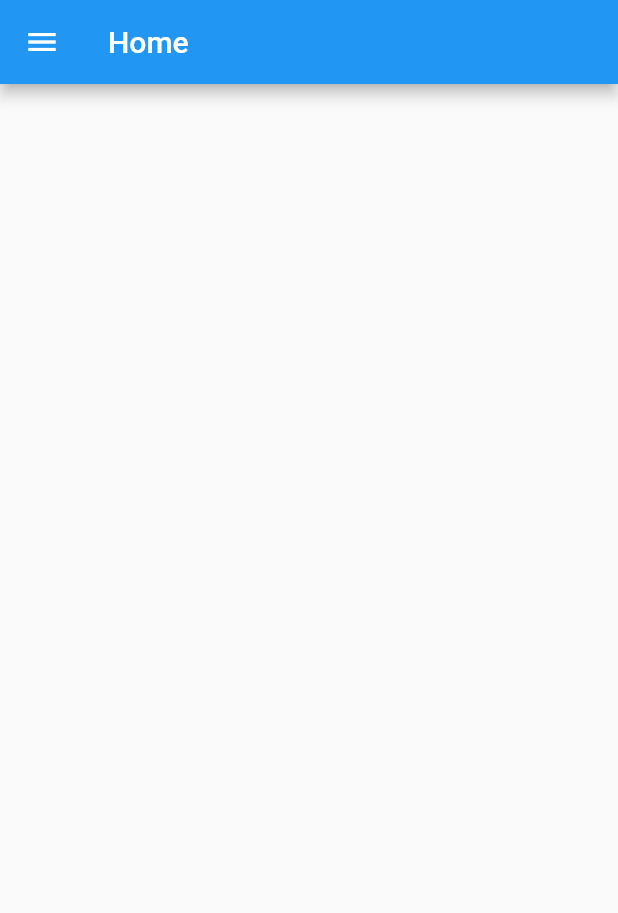
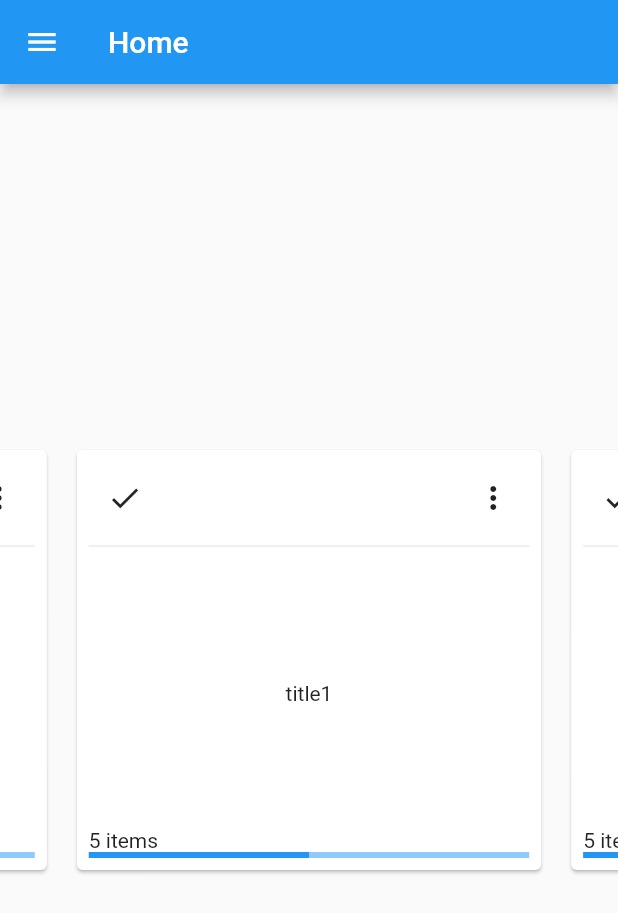
Before and after one commit to levint55/playground, a Flutter app: the screen it shows once a user with an empty profile is signed in, on a phone screen of 412 x 824 dp. Shown: the top 913 px of the screen. Run offline on Flutter 3.47's test engine with Material 2 defaults, Android fonts, the phone set to English and light mode, and no system bars; drawn by our look-alikes of carousel_slider; our stand-ins replace firebase_auth, firebase_core; accounts and stored records are empty.

Commit message:
Setup models and dummy data

```diff
--- /dev/null
+++ b/lib/dummy_data.dart
@@ -0,0 +1,16 @@
+import 'package:playground/providers/todo.dart';
+import 'package:playground/providers/todoList.dart';
+
+var data = [
+  Todo('1', DateTime.now().toIso8601String(), '1', 'Text1'),
+  Todo('2', DateTime.now().toIso8601String(), '2', 'Text2'),
+  Todo('3', DateTime.now().toIso8601String(), '3', 'Text3'),
+  Todo('4', DateTime.now().toIso8601String(), '4', 'Text4'),
+  Todo('5', DateTime.now().toIso8601String(), '5', 'Text5'),
+];
+
+var dummy_data = [
+  TodoList('1', 'title1', data),
+  TodoList('2', 'title2', data),
+  TodoList('3', 'title3', data)
+];
--- a/lib/main.dart
+++ b/lib/main.dart
@@ -1,8 +1,10 @@
 import 'package:firebase_auth/firebase_auth.dart';
 import 'package:flutter/material.dart';
 import 'package:firebase_core/firebase_core.dart';
+import 'package:playground/providers/auth.dart';
 import 'package:playground/screens/auth_screen.dart';
 import 'package:playground/screens/home_screen.dart';
+import 'package:provider/provider.dart';
 import 'firebase_options.dart';
 
 void main() async {
@@ -19,7 +21,13 @@ class MyApp extends StatelessWidget {
 
   @override
   Widget build(BuildContext context) {
-    return MaterialApp(
+    return MultiProvider(
+      providers: [
+        Provider<Auth>(
+          create: (context) => Auth(''),
+        )
+      ],
+      child: MaterialApp(
         title: 'Playground',
         home: StreamBuilder(
           builder: (context, snapshot) {
@@ -36,6 +44,7 @@ class MyApp extends StatelessWidget {
           },
           stream: FirebaseAuth.instance.authStateChanges(),
         ),
+      ),
     );
   }
 }
--- /dev/null
+++ b/lib/providers/auth.dart
@@ -0,0 +1,19 @@
+import 'package:flutter/material.dart';
+
+class Auth with ChangeNotifier {
+  String? userId = '';
+
+  Auth(this.userId);
+
+  String? get getUserId {
+    return userId;
+  }
+
+  void setUserId(String? userId) {
+    this.userId = userId;
+  }
+
+  void logout() {
+    userId = null;
+  }
+}
--- /dev/null
+++ b/lib/providers/todoList.dart
@@ -0,0 +1,23 @@
+import 'package:flutter/material.dart';
+import 'package:playground/providers/todo.dart';
+
+class TodoList with ChangeNotifier {
+  final String? _id;
+  final String? _title;
+  final List<Todo> _items;
+
+  TodoList(this._id, this._title, this._items);
+
+  List<Todo> get items {
+    return _items;
+  }
+
+  String? get title {
+    return _title;
+  }
+
+  double getProgressValue() {
+    //TODO: Add logic
+    return 0.5;
+  }
+}
--- a/lib/screens/home_screen.dart
+++ b/lib/screens/home_screen.dart
@@ -1,5 +1,10 @@
+import 'package:carousel_slider/carousel_slider.dart';
 import 'package:firebase_auth/firebase_auth.dart';
 import 'package:flutter/material.dart';
+import 'package:playground/dummy_data.dart';
+import 'package:playground/providers/auth.dart';
+import 'package:playground/widgets/todo_slider.dart';
+import 'package:provider/provider.dart';
 
 class HomeScreen extends StatelessWidget {
   const HomeScreen({Key? key}) : super(key: key);
@@ -11,17 +16,20 @@ class HomeScreen extends StatelessWidget {
         child: ListView(
           children: [
             ListTile(
-              title: Text('Logout'),
-              leading: Icon(Icons.logout),
+              title: const Text('Logout'),
+              leading: const Icon(Icons.logout),
               onTap: () {
                 FirebaseAuth.instance.signOut();
+                Provider.of<Auth>(context, listen: false).logout();
               },
             )
           ],
         ),
       ),
-      appBar: AppBar(title: Text('Home')),
-      body: Container(),
+      appBar: AppBar(title: const Text('Home')),
+      body: Center(
+        child: TodoSlider(),
+      ),
     );
   }
 }
--- a/lib/widgets/auth_form.dart
+++ b/lib/widgets/auth_form.dart
@@ -1,5 +1,7 @@
 import 'package:firebase_auth/firebase_auth.dart';
 import 'package:flutter/material.dart';
+import 'package:playground/providers/auth.dart';
+import 'package:provider/provider.dart';
 
 class AuthForm extends StatefulWidget {
   const AuthForm({Key? key}) : super(key: key);
@@ -39,6 +41,9 @@ class _AuthFormState extends State<AuthForm> {
             password: _userPassword ?? '',
           );
         }
+
+        Provider.of<Auth>(context, listen: false)
+            .setUserId(authResult.user?.uid);
       } catch (e) {
         // TODO: Add error handler
         print(e);
--- /dev/null
+++ b/lib/widgets/todo_slider.dart
@@ -0,0 +1,53 @@
+import 'package:carousel_slider/carousel_slider.dart';
+import 'package:flutter/material.dart';
+import 'package:playground/dummy_data.dart';
+
+class TodoSlider extends StatefulWidget {
+  const TodoSlider({Key? key}) : super(key: key);
+
+  @override
+  State<TodoSlider> createState() => _TodoSliderState();
+}
+
+class _TodoSliderState extends State<TodoSlider> {
+  @override
+  Widget build(BuildContext context) {
+    return CarouselSlider(
+      options: CarouselOptions(height: 300.0),
+      items: dummy_data.map((i) {
+        return Builder(
+          builder: (BuildContext context) {
+            return Card(
+              margin: EdgeInsets.all(10),
+              child: Padding(
+                padding: const EdgeInsets.all(8.0),
+                child: Column(
+                  crossAxisAlignment: CrossAxisAlignment.stretch,
+                  mainAxisAlignment: MainAxisAlignment.spaceBetween,
+                  children: [
+                    Row(
+                      mainAxisAlignment: MainAxisAlignment.spaceBetween,
+                      children: [
+                        IconButton(onPressed: () {}, icon: Icon(Icons.check)),
+                        IconButton(
+                            onPressed: () {}, icon: Icon(Icons.more_vert))
+                      ],
+                    ),
+                    Divider(),
+                    Expanded(
+                      child: Center(child: Text(i.title!)),
+                    ),
+                    Text('${i.items.length} items'),
+                    LinearProgressIndicator(
+                      value: i.getProgressValue(),
+                    )
+                  ],
+                ),
+              ),
+            );
+          },
+        );
+      }).toList(),
+    );
+  }
+}
--- a/pubspec.yaml
+++ b/pubspec.yaml
@@ -38,6 +38,8 @@ dependencies:
   firebase_auth: ^3.3.19
   cloud_firestore: ^3.1.17
   email_validator: ^2.0.1
+  provider: ^6.0.3
+  carousel_slider: ^4.1.1
 
 dev_dependencies:
   flutter_test:
```
Also changed, not shown: lib/providers/todo.dart (added, +15 -0 lines), pubspec.lock. Lines whose indentation alone changed are shown as unchanged.
